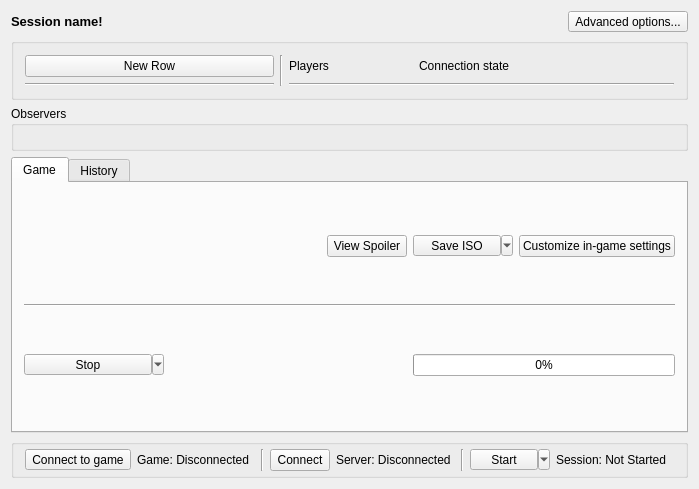
Before: the Qt Designer form randovania/gui/ui_files/game_session.ui in randovania/randovania, drawn with Qt 5.
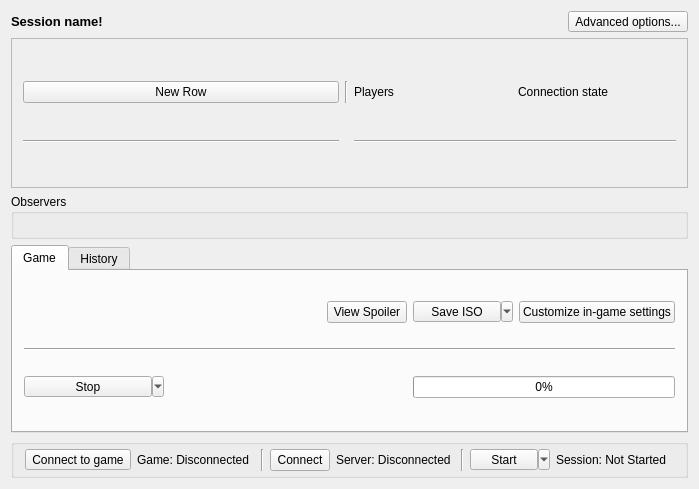
After: the same form once the commit is applied.

Commit message: Add scroll area to GameSessionWindow

The edit to the form file:
```diff
--- a/randovania/gui/ui_files/game_session.ui
+++ b/randovania/gui/ui_files/game_session.ui
@@ -56,60 +56,76 @@
      </layout>
     </item>
     <item>
-     <widget class="QGroupBox" name="players_box">
+     <widget class="QScrollArea" name="players_box_scroll">
       <property name="sizePolicy">
-       <sizepolicy hsizetype="Minimum" vsizetype="Minimum">
+       <sizepolicy hsizetype="Expanding" vsizetype="Preferred">
         <horstretch>0</horstretch>
         <verstretch>0</verstretch>
        </sizepolicy>
       </property>
-      <property name="title">
-       <string/>
+      <property name="minimumSize">
+       <size>
+        <width>0</width>
+        <height>150</height>
+       </size>
+      </property>
+      <property name="widgetResizable">
+       <bool>true</bool>
+      </property>
+      <widget class="QWidget" name="players_box">
+       <property name="geometry">
+        <rect>
+         <x>0</x>
+         <y>0</y>
+         <width>679</width>
+         <height>148</height>
+        </rect>
       </property>
       <layout class="QGridLayout" name="players_layout">
-       <item row="0" column="0" colspan="2">
-        <widget class="QPushButton" name="new_row_button">
-         <property name="text">
-          <string>New Row</string>
+        <item row="1" column="0" colspan="2">
+         <widget class="Line" name="presets_line">
+          <property name="orientation">
+           <enum>Qt::Horizontal</enum>
          </property>
         </widget>
        </item>
-       <item row="0" column="5">
+        <item row="0" column="4">
         <widget class="QLabel" name="title_connection_state_label">
          <property name="text">
           <string>Connection state</string>
          </property>
         </widget>
        </item>
-       <item row="0" column="2" rowspan="2">
+        <item row="0" column="2">
         <widget class="Line" name="players_vertical_line">
          <property name="orientation">
           <enum>Qt::Vertical</enum>
          </property>
         </widget>
        </item>
-       <item row="0" column="4">
+        <item row="1" column="3" colspan="2">
+         <widget class="Line" name="team_line">
+          <property name="orientation">
+           <enum>Qt::Horizontal</enum>
+          </property>
+         </widget>
+        </item>
+        <item row="0" column="0" colspan="2">
+         <widget class="QPushButton" name="new_row_button">
+          <property name="text">
+           <string>New Row</string>
+          </property>
+         </widget>
+        </item>
+        <item row="0" column="3">
         <widget class="QLabel" name="title_player_name_label">
          <property name="text">
           <string>Players</string>
          </property>
         </widget>
        </item>
-       <item row="1" column="0" colspan="2">
-        <widget class="Line" name="presets_line">
-         <property name="orientation">
-          <enum>Qt::Horizontal</enum>
-         </property>
-        </widget>
-       </item>
-       <item row="1" column="4" colspan="3">
-        <widget class="Line" name="team_line">
-         <property name="orientation">
-          <enum>Qt::Horizontal</enum>
-         </property>
-        </widget>
-       </item>
-      </layout>
+       </layout>
+      </widget>
      </widget>
     </item>
     <item>
@@ -425,7 +441,7 @@
      <x>0</x>
      <y>0</y>
      <width>699</width>
-     <height>21</height>
+     <height>22</height>
     </rect>
    </property>
   </widget>
```
Lines whose indentation alone changed are shown as unchanged. The commit also changes 1 other file.
